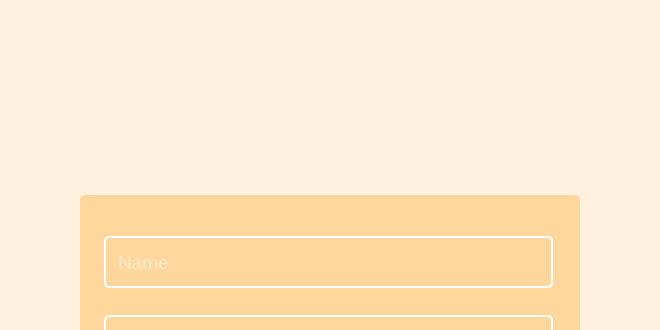
This is QtWidgetsApplication1/QtWidgetsApplication1.ui in AlexanderSimakov/KursWork2 as Qt 5 draws it before an edit; both pictures show x 311 to 971 and y 0 to 330 of the 1280 by 720 pixel window. The edited form follows.
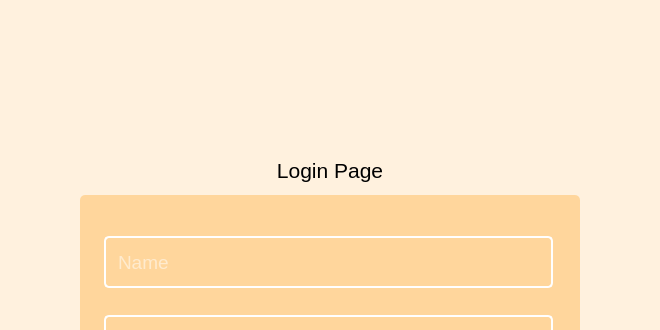
This is the edited form.

Commit message: Makes Login page name

```diff
--- a/QtWidgetsApplication1/QtWidgetsApplication1.ui
+++ b/QtWidgetsApplication1/QtWidgetsApplication1.ui
@@ -578,6 +578,27 @@
          <string/>
         </property>
        </widget>
+       <widget class="QLabel" name="login_page_name">
+        <property name="geometry">
+         <rect>
+          <x>391</x>
+          <y>150</y>
+          <width>500</width>
+          <height>41</height>
+         </rect>
+        </property>
+        <property name="font">
+         <font>
+          <pointsize>16</pointsize>
+         </font>
+        </property>
+        <property name="text">
+         <string>Login Page</string>
+        </property>
+        <property name="alignment">
+         <set>Qt::AlignCenter</set>
+        </property>
+       </widget>
        <zorder>logInBack</zorder>
        <zorder>authorization_login_input</zorder>
        <zorder>authorization_pass_input</zorder>
```
Left out of the diff: 1 changed line with no effect on the pictures. The commit also changes 1 other file.
